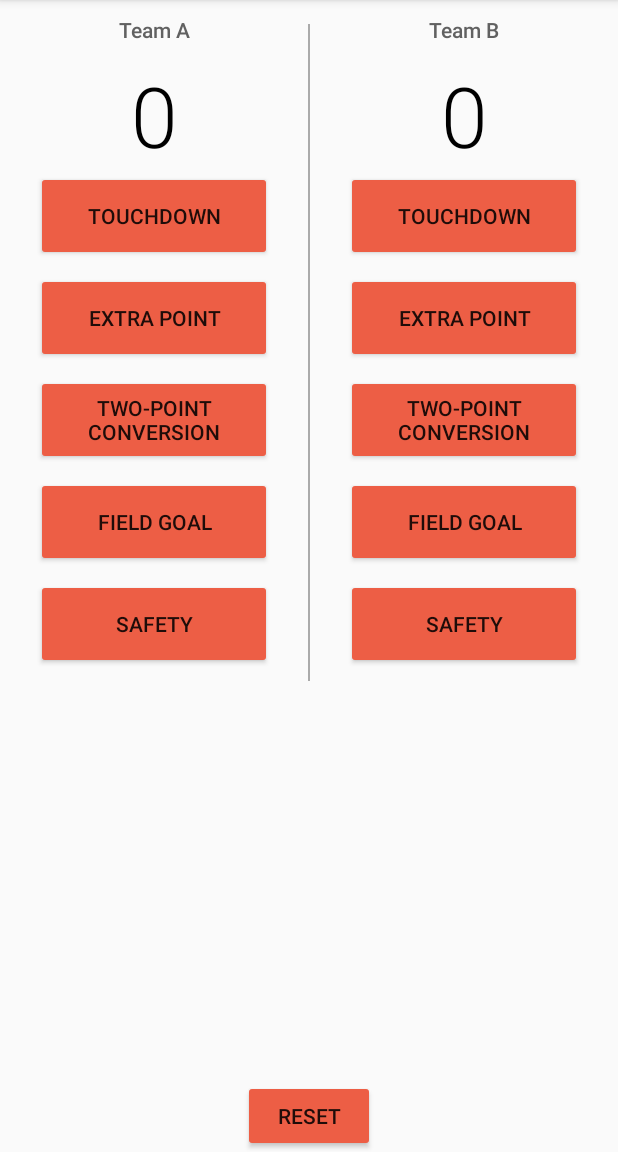
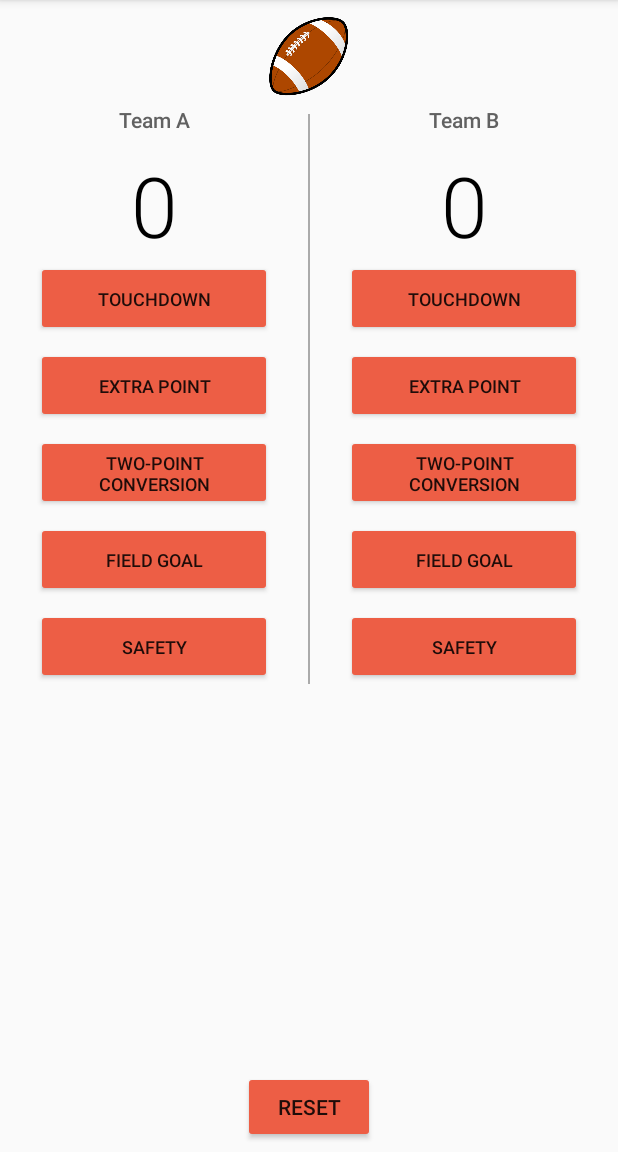
Before and after one commit to Medlinator/FootballCounter, an Android app: the screen it shows after launch (MainActivity), on a phone screen of 412 x 824 dp, the part 84-1236 px from its top. Run offline under Robolectric (Android 15) with nearby library versions, the phone set to English and light mode, and no system bars.

Commit message:
Adding football image to app and making adjustments to styling.

```diff
--- a/app/src/main/res/layout/activity_main.xml
+++ b/app/src/main/res/layout/activity_main.xml
@@ -4,9 +4,17 @@
     android:layout_width="match_parent"
     android:layout_height="match_parent">
 
+    <ImageView
+        android:layout_width="75dp"
+        android:layout_height="75dp"
+        android:layout_alignParentTop="true"
+        android:layout_centerInParent="true"
+        android:src="@drawable/football_image" />
+
     <LinearLayout
         android:layout_width="match_parent"
         android:layout_height="wrap_content"
+        android:layout_marginTop="60dp"
         android:orientation="horizontal">
 
         <LinearLayout
@@ -37,48 +45,52 @@
 
             <Button
                 android:layout_width="match_parent"
-                android:layout_height="60dp"
+                android:layout_height="50dp"
                 android:layout_marginBottom="8dp"
                 android:layout_marginLeft="24dp"
                 android:layout_marginRight="24dp"
                 android:onClick="addSixForTeamA"
-                android:text="Touchdown" />
+                android:text="Touchdown"
+                android:textSize="12sp" />
 
             <Button
                 android:layout_width="match_parent"
-                android:layout_height="60dp"
+                android:layout_height="50dp"
                 android:layout_marginBottom="8dp"
                 android:layout_marginLeft="24dp"
                 android:layout_marginRight="24dp"
                 android:onClick="addOneForTeamA"
-                android:text="Extra Point" />
+                android:text="Extra Point"
+                android:textSize="12sp" />
 
             <Button
                 android:layout_width="match_parent"
-                android:layout_height="60dp"
+                android:layout_height="50dp"
                 android:layout_marginBottom="8dp"
                 android:layout_marginLeft="24dp"
                 android:layout_marginRight="24dp"
                 android:onClick="addTwoForTeamA"
-                android:text="Two-Point Conversion" />
+                android:text="Two-Point Conversion"
+                android:textSize="12sp" />
 
             <Button
                 android:layout_width="match_parent"
-                android:layout_height="60dp"
+                android:layout_height="50dp"
                 android:layout_marginBottom="8dp"
                 android:layout_marginLeft="24dp"
                 android:layout_marginRight="24dp"
                 android:onClick="addThreeForTeamA"
-                android:text="Field Goal" />
+                android:text="Field Goal"
+                android:textSize="12sp" />
 
             <Button
                 android:layout_width="match_parent"
-                android:layout_height="60dp"
-                android:layout_marginBottom="8dp"
+                android:layout_height="50dp"
                 android:layout_marginLeft="24dp"
                 android:layout_marginRight="24dp"
                 android:onClick="addTwoForTeamA"
-                android:text="Safety" />
+                android:text="Safety"
+                android:textSize="12sp" />
         </LinearLayout>
 
         <View
@@ -115,48 +127,52 @@
 
             <Button
                 android:layout_width="match_parent"
-                android:layout_height="60dp"
+                android:layout_height="50dp"
                 android:layout_marginBottom="8dp"
                 android:layout_marginLeft="24dp"
                 android:layout_marginRight="24dp"
                 android:onClick="addSixForTeamB"
-                android:text="Touchdown" />
+                android:text="Touchdown"
+                android:textSize="12sp" />
 
             <Button
                 android:layout_width="match_parent"
-                android:layout_height="60dp"
+                android:layout_height="50dp"
                 android:layout_marginBottom="8dp"
                 android:layout_marginLeft="24dp"
                 android:layout_marginRight="24dp"
                 android:onClick="addOneForTeamB"
-                android:text="Extra Point" />
+                android:text="Extra Point"
+                android:textSize="12sp" />
 
             <Button
                 android:layout_width="match_parent"
-                android:layout_height="60dp"
+                android:layout_height="50dp"
                 android:layout_marginBottom="8dp"
                 android:layout_marginLeft="24dp"
                 android:layout_marginRight="24dp"
                 android:onClick="addTwoForTeamB"
-                android:text="Two-Point Conversion" />
+                android:text="Two-Point Conversion"
+                android:textSize="12sp" />
 
             <Button
                 android:layout_width="match_parent"
-                android:layout_height="60dp"
+                android:layout_height="50dp"
                 android:layout_marginBottom="8dp"
                 android:layout_marginLeft="24dp"
                 android:layout_marginRight="24dp"
                 android:onClick="addThreeForTeamB"
-                android:text="Field Goal" />
+                android:text="Field Goal"
+                android:textSize="12sp" />
 
             <Button
                 android:layout_width="match_parent"
-                android:layout_height="60dp"
-                android:layout_marginBottom="8dp"
+                android:layout_height="50dp"
                 android:layout_marginLeft="24dp"
                 android:layout_marginRight="24dp"
                 android:onClick="addTwoForTeamB"
-                android:text="Safety" />
+                android:text="Safety"
+                android:textSize="12sp" />
         </LinearLayout>
     </LinearLayout>
 
@@ -165,6 +181,7 @@
         android:layout_height="wrap_content"
         android:layout_alignParentBottom="true"
         android:layout_centerHorizontal="true"
+        android:layout_marginBottom="6dp"
         android:onClick="resetScore"
         android:text="Reset" />
 </RelativeLayout>
```
Also changed, not shown: app/src/main/res/drawable-v24/football_image.png (added).
